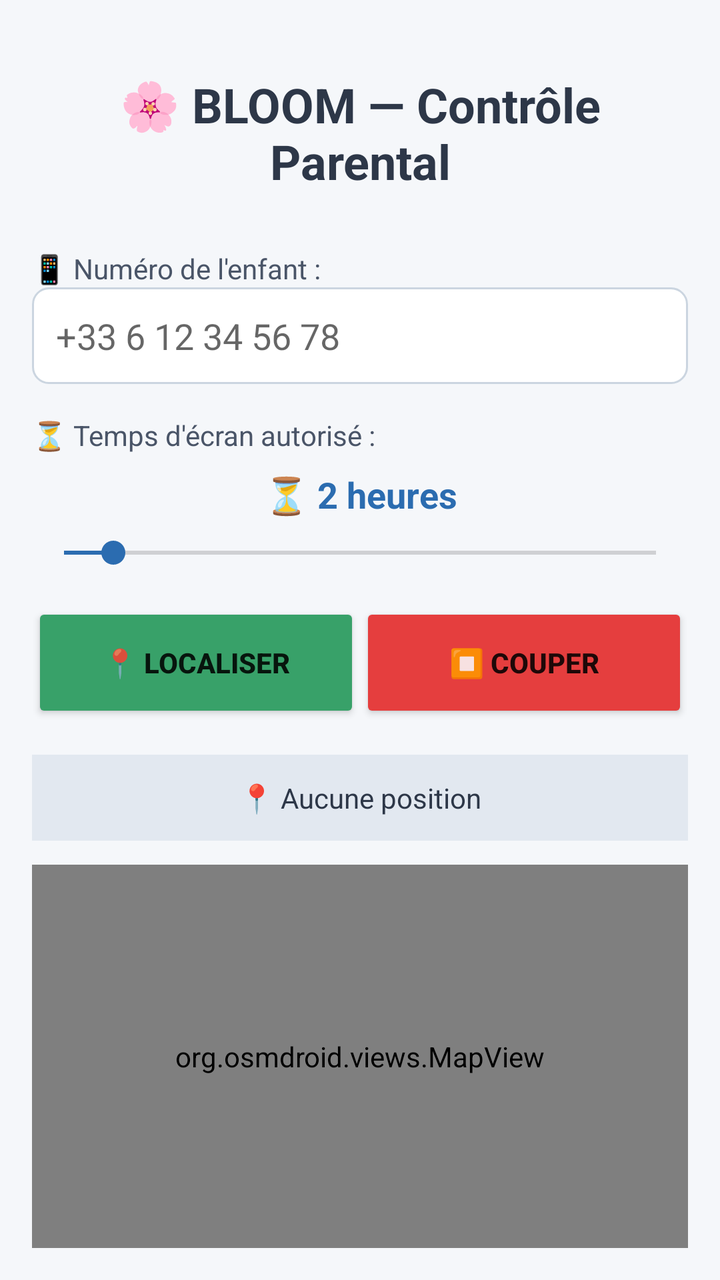
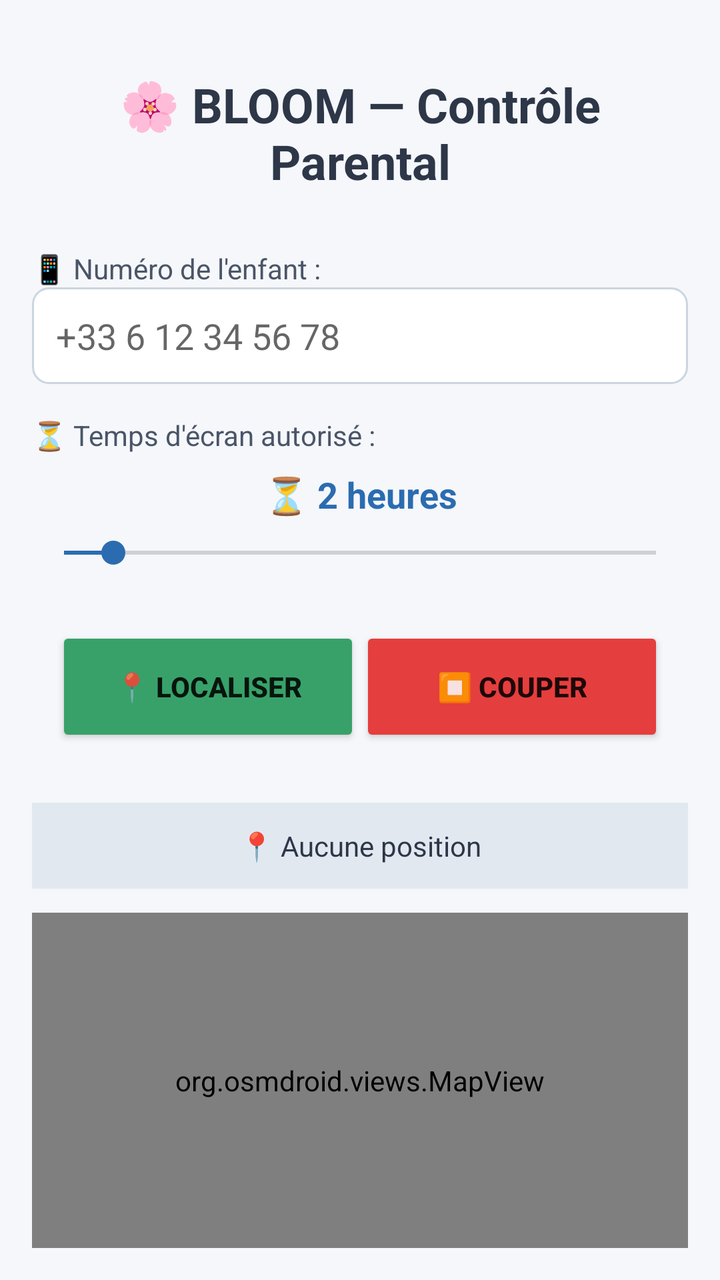

An Android layout rendered at two revisions. The XML below is the earlier revision; the diff shows what the commit changed to produce the second picture.
<!-- AndroidManifest.xml: application theme Theme.Bloom -->
<!-- res/layout/activity_parent_main.xml -->
<?xml version="1.0" encoding="utf-8"?>
<LinearLayout xmlns:android="http://schemas.android.com/apk/res/android"
    android:layout_width="match_parent"
    android:layout_height="match_parent"
    android:orientation="vertical"
    android:padding="16dp"
    android:background="#F5F7FA">

    <TextView
        android:layout_width="match_parent"
        android:layout_height="wrap_content"
        android:text="🌸 BLOOM — Contrôle Parental"
        android:textSize="24sp"
        android:textStyle="bold"
        android:gravity="center"
        android:padding="20dp"
        android:textColor="#2D3748"/>

    
    <TextView
        android:layout_width="match_parent"
        android:layout_height="wrap_content"
        android:text="📱 Numéro de l'enfant :"
        android:textSize="14sp"
        android:textColor="#4A5568"
        android:layout_marginTop="8dp"/>

    <EditText
        android:id="@+id/edit_num_enfant"
        android:layout_width="match_parent"
        android:layout_height="wrap_content"
        android:hint="+33 6 12 34 56 78"
        android:inputType="phone"
        android:background="@drawable/edittext_bg"
        android:padding="12dp"
        android:layout_marginBottom="16dp"/>

    
    <TextView
        android:layout_width="match_parent"
        android:layout_height="wrap_content"
        android:text="⏳ Temps d'écran autorisé :"
        android:textSize="14sp"
        android:textColor="#4A5568"/>

    <TextView
        android:id="@+id/txt_temps"
        android:layout_width="match_parent"
        android:layout_height="wrap_content"
        android:text="⏳ 2 heures"
        android:textSize="18sp"
        android:textStyle="bold"
        android:gravity="center"
        android:padding="8dp"
        android:textColor="#2B6CB0"/>

    <SeekBar
        android:id="@+id/seek_temps"
        android:layout_width="match_parent"
        android:layout_height="wrap_content"
        android:max="24"
        android:progress="2"
        android:thumbTint="#2B6CB0"
        android:progressTint="#2B6CB0"
        android:layout_marginBottom="16dp"/>

    
    <LinearLayout
        android:layout_width="match_parent"
        android:layout_height="wrap_content"
        android:orientation="horizontal"
        android:gap="12dp">

        <Button
            android:id="@+id/btn_localiser"
            android:layout_width="0dp"
            android:layout_height="60dp"
            android:layout_weight="1"
            android:text="📍 LOCALISER"
            android:backgroundTint="#38A169"
            android:textSize="14sp"
            android:textStyle="bold"/>

        <Button
            android:id="@+id/btn_pause"
            android:layout_width="0dp"
            android:layout_height="60dp"
            android:layout_weight="1"
            android:text="⏹️ COUPER"
            android:backgroundTint="#E53E3E"
            android:textSize="14sp"
            android:textStyle="bold"/>
    </LinearLayout>

    
    <TextView
        android:id="@+id/txt_position"
        android:layout_width="match_parent"
        android:layout_height="wrap_content"
        android:text="📍 Aucune position"
        android:textSize="14sp"
        android:padding="12dp"
        android:gravity="center"
        android:layout_marginTop="16dp"
        android:background="#E2E8F0"
        android:textColor="#2D3748"/>

    
    <org.osmdroid.views.MapView
        android:id="@+id/map_view"
        android:layout_width="match_parent"
        android:layout_height="0dp"
        android:layout_weight="1"
        android:layout_marginTop="12dp"/>

</LinearLayout>
<!-- resources referenced by this layout -->
<resources>
  <!-- drawable edittext_bg (drawable) -->
  <?xml version="1.0" encoding="utf-8"?>
  <shape xmlns:android="http://schemas.android.com/apk/res/android"
      android:shape="rectangle">
      <solid android:color="#FFFFFF"/>
      <corners android:radius="8dp"/>
      <stroke android:width="1dp" android:color="#CBD5E0"/>
  </shape>
  <style name="Theme.Bloom" parent="android:Theme.Material.Light.NoActionBar">
          <item name="android:statusBarColor">#0F172A</item>
          <item name="android:navigationBarColor">#0F172A</item>
          <item name="android:windowBackground">@color/bg_dark</item>
      </style>
  <color name="bg_dark">#0F172A</color>
</resources>

<!-- the commit's change to res/layout/activity_parent_main.xml (unified diff, before → after) -->
@@ -69,7 +69,7 @@
         android:layout_width="match_parent"
         android:layout_height="wrap_content"
         android:orientation="horizontal"
-        android:gap="12dp">
+        android:layout_margin="12dp">
 
         <Button
             android:id="@+id/btn_localiser"
